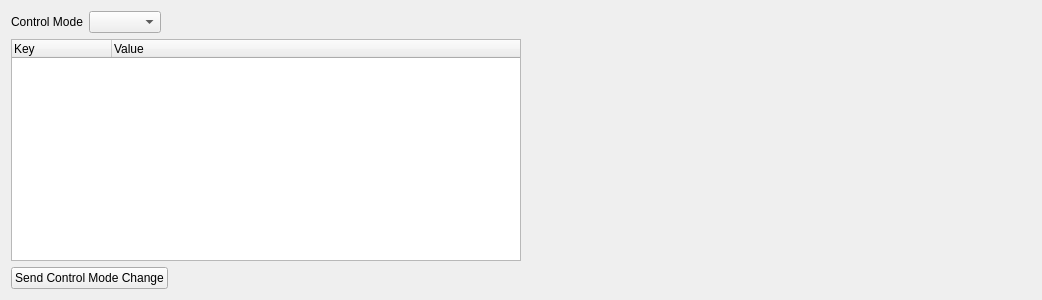
Qt form victor_hardware/scripts/control_mode_params_widget.ui (UM-ARM-Lab/kuka_iiwa_interface) before a commit.
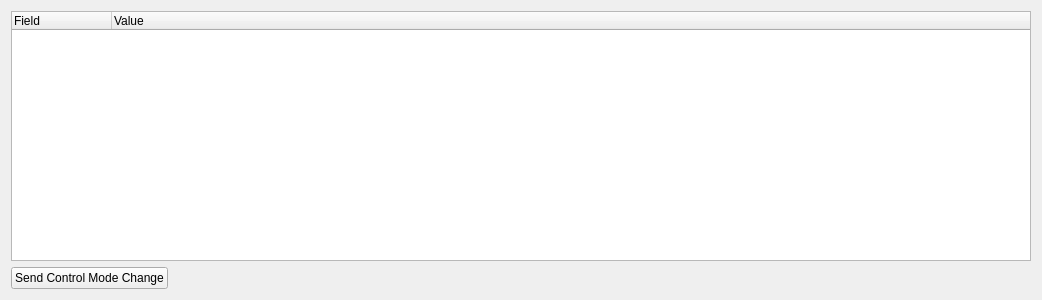
The same form after that commit.

Commit message: improve default cartesian params for smoothness

Patch:
```diff
--- a/victor_hardware/scripts/control_mode_params_widget.ui
+++ b/victor_hardware/scripts/control_mode_params_widget.ui
@@ -15,39 +15,10 @@
   </property>
   <layout class="QVBoxLayout" name="verticalLayout">
    <item>
-    <layout class="QHBoxLayout" name="horizontalLayout">
-     <item>
-      <widget class="QLabel" name="label">
-       <property name="text">
-        <string>Control Mode</string>
-       </property>
-      </widget>
-     </item>
-     <item>
-      <widget class="QComboBox" name="control_mode_combo"/>
-     </item>
-     <item>
-      <spacer name="horizontalSpacer">
-       <property name="orientation">
-        <enum>Qt::Horizontal</enum>
-       </property>
-       <property name="sizeHint" stdset="0">
-        <size>
-         <width>40</width>
-         <height>20</height>
-        </size>
-       </property>
-      </spacer>
-     </item>
-    </layout>
-   </item>
-   <item>
-    <layout class="QHBoxLayout" name="horizontalLayout_2">
-     <item>
       <widget class="QTreeWidget" name="params_tree">
        <column>
         <property name="text">
-         <string notr="true">Key</string>
+       <string>Field</string>
         </property>
        </column>
        <column>
@@ -58,22 +29,7 @@
       </widget>
      </item>
      <item>
-      <spacer name="horizontalSpacer_2">
-       <property name="orientation">
-        <enum>Qt::Horizontal</enum>
-       </property>
-       <property name="sizeHint" stdset="0">
-        <size>
-         <width>40</width>
-         <height>20</height>
-        </size>
-       </property>
-      </spacer>
-     </item>
-    </layout>
-   </item>
-   <item>
-    <layout class="QHBoxLayout" name="horizontalLayout_3">
+    <layout class="QHBoxLayout" name="horizontalLayout">
      <item>
       <widget class="QPushButton" name="send_button">
        <property name="text">
@@ -82,7 +38,7 @@
       </widget>
      </item>
      <item>
-      <spacer name="horizontalSpacer_3">
+      <spacer name="horizontalSpacer">
        <property name="orientation">
         <enum>Qt::Horizontal</enum>
        </property>
```
Lines whose indentation alone changed are shown as unchanged. The commit also changes 4 other files.
